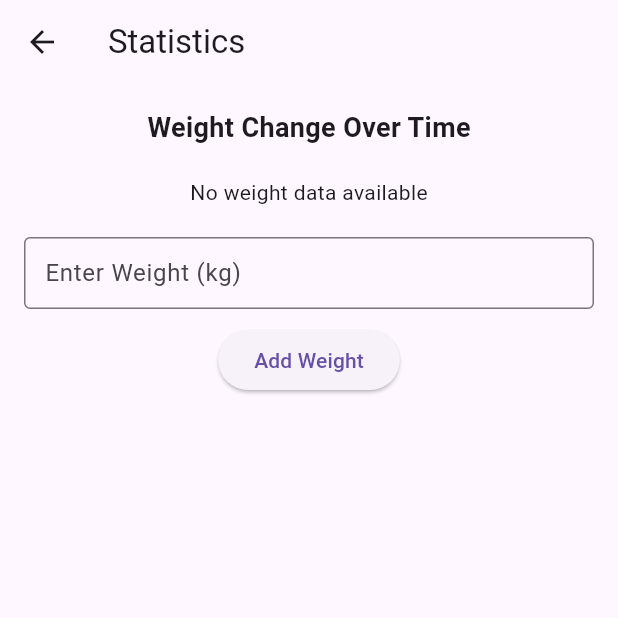
After one commit to Lacesz0123/fitwithus, a Flutter app: the StatisticsScreen screen opened directly, after a tap on "Add Weight", on a phone screen of 412 x 824 dp, the top half of it. The commit adds this screen. Run offline on Flutter 3.47's test engine with Material 3 defaults, Android fonts, the phone set to English and light mode, and no system bars; our stand-ins replace cloud_firestore, email_validator, firebase_auth, firebase_core, firebase_storage, fl_chart and 1 more; accounts and stored records are empty; network calls fail.

Commit message:
profile screen updated

```diff
--- /dev/null
+++ b/lib/profile/statistics_screen.dart
@@ -0,0 +1,136 @@
+import 'package:flutter/material.dart';
+import 'package:cloud_firestore/cloud_firestore.dart';
+import 'package:firebase_auth/firebase_auth.dart';
+import 'package:fl_chart/fl_chart.dart';
+
+class StatisticsScreen extends StatefulWidget {
+  const StatisticsScreen({super.key});
+
+  @override
+  _StatisticsScreenState createState() => _StatisticsScreenState();
+}
+
+class _StatisticsScreenState extends State<StatisticsScreen> {
+  final TextEditingController _weightController = TextEditingController();
+
+  // Súly hozzáadása Firestore-hoz
+  Future<void> _addWeight() async {
+    final user = FirebaseAuth.instance.currentUser;
+    if (_weightController.text.isNotEmpty && user != null) {
+      double weight = double.parse(_weightController.text);
+      await FirebaseFirestore.instance
+          .collection('weights')
+          .doc(user.uid)
+          .collection('entries')
+          .add({
+        'weight': weight,
+        'date': Timestamp.now(),
+      });
+      _weightController.clear();
+      ScaffoldMessenger.of(context).showSnackBar(
+        const SnackBar(content: Text('Weight added successfully')),
+      );
+    }
+  }
+
+  // Súlyadatok lekérése diagram megjelenítéséhez
+  Stream<List<Map<String, dynamic>>> _getWeightEntries() {
+    final user = FirebaseAuth.instance.currentUser;
+    return FirebaseFirestore.instance
+        .collection('weights')
+        .doc(user?.uid)
+        .collection('entries')
+        .orderBy('date', descending: false)
+        .snapshots()
+        .map((snapshot) => snapshot.docs
+            .map((doc) => doc.data() as Map<String, dynamic>)
+            .toList());
+  }
+
+  @override
+  Widget build(BuildContext context) {
+    return Scaffold(
+      appBar: AppBar(title: const Text('Statistics')),
+      body: Padding(
+        padding: const EdgeInsets.all(16.0),
+        child: Column(
+          crossAxisAlignment: CrossAxisAlignment.center,
+          children: [
+            const Text(
+              'Weight Change Over Time',
+              style: TextStyle(fontSize: 18, fontWeight: FontWeight.bold),
+            ),
+            const SizedBox(height: 20),
+            StreamBuilder<List<Map<String, dynamic>>>(
+              stream: _getWeightEntries(),
+              builder: (context, snapshot) {
+                if (snapshot.connectionState == ConnectionState.waiting) {
+                  return const CircularProgressIndicator();
+                }
+                if (!snapshot.hasData || snapshot.data!.isEmpty) {
+                  return const Text('No weight data available');
+                }
+
+                List<Map<String, dynamic>> weightEntries = snapshot.data!;
+                return SizedBox(
+                  height: 200,
+                  child: LineChart(
+                    LineChartData(
+                      lineBarsData: [
+                        LineChartBarData(
+                          spots: weightEntries.map((entry) {
+                            DateTime date =
+                                (entry['date'] as Timestamp).toDate();
+                            return FlSpot(
+                                date.millisecondsSinceEpoch.toDouble(),
+                                (entry['weight'] as num).toDouble());
+                          }).toList(),
+                          isCurved: true,
+                          color: Colors.blue,
+                          barWidth: 2,
+                          belowBarData: BarAreaData(show: false),
+                        ),
+                      ],
+                      titlesData: FlTitlesData(
+                        bottomTitles: AxisTitles(
+                          sideTitles: SideTitles(
+                            showTitles: true,
+                            interval: 604800000, // 1 week in milliseconds
+                            getTitlesWidget: (value, meta) {
+                              DateTime date =
+                                  DateTime.fromMillisecondsSinceEpoch(
+                                      value.toInt());
+                              return Text('${date.month}/${date.day}');
+                            },
+                          ),
+                        ),
+                        leftTitles: AxisTitles(
+                          sideTitles: SideTitles(showTitles: true),
+                        ),
+                      ),
+                    ),
+                  ),
+                );
+              },
+            ),
+            const SizedBox(height: 20),
+            TextField(
+              controller: _weightController,
+              keyboardType: TextInputType.number,
+              decoration: const InputDecoration(
+                labelText: 'Enter Weight (kg)',
+                border: OutlineInputBorder(),
+                contentPadding: EdgeInsets.symmetric(horizontal: 10),
+              ),
+            ),
+            const SizedBox(height: 10),
+            ElevatedButton(
+              onPressed: _addWeight,
+              child: const Text('Add Weight'),
+            ),
+          ],
+        ),
+      ),
+    );
+  }
+}
```
Also changed, not shown: lib/profile/profile_screen.dart (+60 -145 lines).
